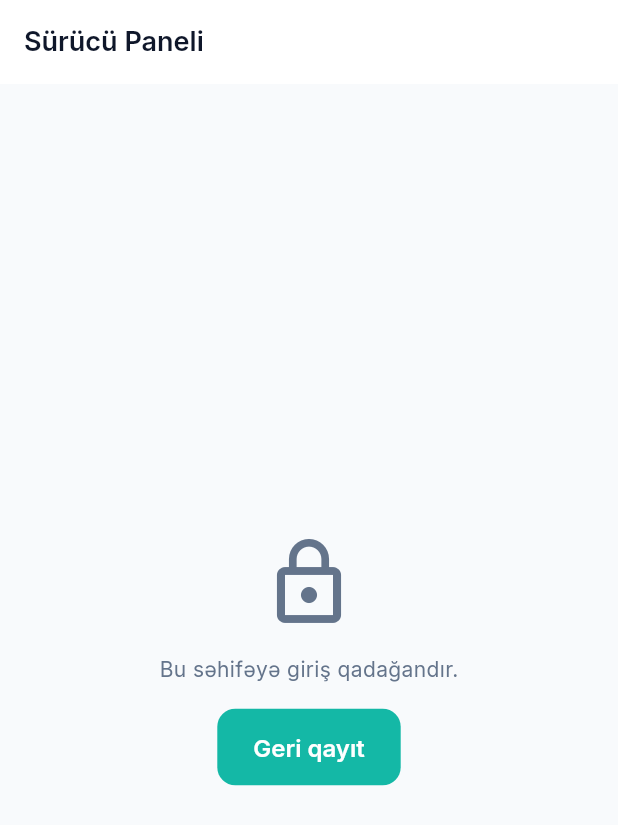
After one commit to JosephIsrafilov/yolustu, a Flutter app: the DriverPanelScreen screen opened by its route, on a phone screen of 412 x 824 dp. The commit adds this screen. Shown: the top 825 px of the screen. Run offline on Flutter 3.47's test engine with Material 3 defaults, Android fonts, the phone set to English and light mode, and no system bars; our stand-ins replace dio, flutter_riverpod, flutter_secure_storage, go_router, google_fonts, google_maps_flutter; accounts and stored records are empty.

Commit message:
feat(mobile): polish driver mode experience
- add verified-driver mode entry and central driver panel
- gate driver actions by verification status
- connect driver dashboard to create ride, requests, rides, chats and active ride flows
- improve mobile route, map and tracking UX for driver workflows
- validate mobile viewport behavior with Flutter web and smoke coverage

```diff
--- a/mobile/yolmates_app/lib/core/routes.dart
+++ b/mobile/yolmates_app/lib/core/routes.dart
@@ -21,6 +21,7 @@ import '../features/driver/create_ride_screen.dart';
 import '../features/driver/my_rides_screen.dart';
 import '../features/driver/passenger_requests_screen.dart';
 import '../features/driver/active_ride_screen.dart';
+import '../features/driver/driver_panel_screen.dart';
 import '../features/home/home_screen.dart';
 import '../features/notifications/notifications_screen.dart';
 import '../features/profile/profile_screen.dart';
@@ -67,6 +68,7 @@ class AppRoutes {
   static const wallet = '/wallet';
 
   // Driver
+  static const driverPanel = '/driver/panel';
   static const driverOnboarding = '/driver';
   static const addVehicle = '/driver/vehicle';
   static const driverVerification = '/driver/verification';
@@ -275,6 +277,10 @@ final routerProvider = Provider<GoRouter>((ref) {
 
       // Driver
       GoRoute(
+        path: AppRoutes.driverPanel,
+        builder: (_, __) => const DriverPanelScreen(),
+      ),
+      GoRoute(
         path: AppRoutes.driverOnboarding,
         builder: (_, __) => const DriverOnboardingScreen(),
       ),
--- /dev/null
+++ b/mobile/yolmates_app/lib/features/driver/driver_panel_screen.dart
@@ -0,0 +1,298 @@
+import 'package:flutter/material.dart';
+import 'package:flutter_riverpod/flutter_riverpod.dart';
+import 'package:go_router/go_router.dart';
+
+import '../../core/constants.dart';
+import '../../core/routes.dart';
+import '../../core/theme.dart';
+import '../auth/state/auth_controller.dart';
+
+class DriverPanelScreen extends ConsumerWidget {
+  const DriverPanelScreen({super.key});
+
+  @override
+  Widget build(BuildContext context, WidgetRef ref) {
+    final user = ref.watch(authControllerProvider).user;
+
+    // Safety fallback (should be guarded by routes.dart anyway)
+    if (user?.verificationStatus != 'approved') {
+      return Scaffold(
+        appBar: AppBar(title: const Text('Sürücü Paneli')),
+        body: Center(
+          child: Column(
+            mainAxisAlignment: MainAxisAlignment.center,
+            children: [
+              const Icon(Icons.lock_outline, size: 64, color: AppTheme.slate500),
+              const SizedBox(height: 16),
+              const Text('Bu səhifəyə giriş qadağandır.'),
+              const SizedBox(height: 16),
+              ElevatedButton(
+                onPressed: () => context.pop(),
+                child: const Text('Geri qayıt'),
+              ),
+            ],
+          ),
+        ),
+      );
+    }
+
+    final name = (user?.fullName.trim().isNotEmpty ?? false)
+        ? user!.fullName
+        : 'Sürücü';
+
+    return Scaffold(
+      appBar: AppBar(
+        title: const Text('Sürücü Paneli'),
+        backgroundColor: Colors.white,
+        foregroundColor: AppTheme.navy,
+        elevation: 0,
+      ),
+      backgroundColor: AppTheme.slate50,
+      body: SingleChildScrollView(
+        padding: const EdgeInsets.all(AppConstants.spacing16),
+        child: Column(
+          crossAxisAlignment: CrossAxisAlignment.start,
+          children: [
+            // Welcome Card
+            Container(
+              padding: const EdgeInsets.all(AppConstants.spacing24),
+              decoration: BoxDecoration(
+                color: AppTheme.navy,
+                borderRadius: BorderRadius.circular(20),
+              ),
+              child: Row(
+                children: [
+                  CircleAvatar(
+                    radius: 28,
+                    backgroundColor: AppTheme.teal.withValues(alpha: 0.25),
+                    child: Text(
+                      user?.initials ?? '?',
+                      style: const TextStyle(
+                        color: Colors.white,
+                        fontWeight: FontWeight.bold,
+                        fontSize: 20,
+                      ),
+                    ),
+                  ),
+                  const SizedBox(width: 16),
+                  Expanded(
+                    child: Column(
+                      crossAxisAlignment: CrossAxisAlignment.start,
+                      children: [
+                        Text(
+                          'Salam, $name',
+                          style: const TextStyle(
+                            color: Colors.white,
+                            fontSize: 20,
+                            fontWeight: FontWeight.bold,
+                          ),
+                        ),
+                        const SizedBox(height: 4),
+                        const Text(
+                          'Təsdiqlənmiş sürücü',
+                          style: TextStyle(
+                            color: AppTheme.tealLight,
+                            fontSize: 14,
+                            fontWeight: FontWeight.w500,
+                          ),
+                        ),
+                      ],
+                    ),
+                  ),
+                ],
+              ),
+            ),
+            const SizedBox(height: 24),
+
+            // Stats / Earnings placeholder
+            Row(
+              children: [
+                Expanded(
+                  child: _StatCard(
+                    title: 'Bugünkü gəlir',
+                    value: '0.00 AZN',
+                    icon: Icons.account_balance_wallet_outlined,
+                    color: AppTheme.teal,
+                  ),
+                ),
+                const SizedBox(width: 16),
+                Expanded(
+                  child: _StatCard(
+                    title: 'Aktiv sorğular',
+                    value: '0',
+                    icon: Icons.group_add_outlined,
+                    color: Colors.orange,
+                  ),
+                ),
+              ],
+            ),
+            const SizedBox(height: 32),
+
+            const Text(
+              'Sürətli əməliyyatlar',
+              style: TextStyle(
+                fontSize: 18,
+                fontWeight: FontWeight.bold,
+                color: AppTheme.navy,
+              ),
+            ),
+            const SizedBox(height: 16),
+
+            // Grid Actions
+            GridView.count(
+              crossAxisCount: 2,
+              shrinkWrap: true,
+              physics: const NeverScrollableScrollPhysics(),
+              mainAxisSpacing: 16,
+              crossAxisSpacing: 16,
+              childAspectRatio: 1.1,
+              children: [
+                _ActionCard(
+                  title: 'Gediş yarat',
+                  icon: Icons.add_circle_outline,
+                  color: AppTheme.navy,
+                  onTap: () => context.push(AppRoutes.createRide),
+                ),
+                _ActionCard(
+                  title: 'Gedişlərim',
+                  icon: Icons.format_list_bulleted_outlined,
+                  color: AppTheme.navy,
+                  onTap: () => context.push(AppRoutes.myRides),
+                ),
+                _ActionCard(
+                  title: 'Rezerv sorğuları',
+                  icon: Icons.how_to_reg_outlined,
+                  color: AppTheme.navy,
+                  onTap: () => context.push(AppRoutes.passengerRequests),
+                ),
+                _ActionCard(
+                  title: 'Aktiv gediş',
+                  icon: Icons.directions_car_outlined,
+                  color: AppTheme.tealDark,
+                  // Tapping Active Ride redirects to My Rides for now,
+                  // since a specific ID is required to open Active Ride screen.
+                  onTap: () => context.push(AppRoutes.myRides),
+                ),
+                _ActionCard(
+                  title: 'Mesajlar',
+                  icon: Icons.chat_bubble_outline,
+                  color: AppTheme.slate500,
+                  onTap: () => context.push(AppRoutes.messages),
+                ),
+                _ActionCard(
+                  title: 'Reytinqlər',
+                  icon: Icons.star_outline,
+                  color: AppTheme.slate500,
+                  onTap: () => context.push(AppRoutes.reviews),
+                ),
+              ],
+            ),
+          ],
+        ),
+      ),
+    );
+  }
+}
+
+class _StatCard extends StatelessWidget {
+  final String title;
+  final String value;
+  final IconData icon;
+  final Color color;
+
+  const _StatCard({
+    required this.title,
+    required this.value,
+    required this.icon,
+    required this.color,
+  });
+
+  @override
+  Widget build(BuildContext context) {
+    return Container(
+      padding: const EdgeInsets.all(16),
+      decoration: BoxDecoration(
+        color: Colors.white,
+        borderRadius: BorderRadius.circular(16),
+        border: Border.all(color: AppTheme.slate200),
+      ),
+      child: Column(
+        crossAxisAlignment: CrossAxisAlignment.start,
+        children: [
+          Icon(icon, color: color, size: 28),
+          const SizedBox(height: 12),
+          Text(
+            value,
+            style: const TextStyle(
+              fontSize: 24,
+              fontWeight: FontWeight.bold,
+              color: AppTheme.navy,
+            ),
+          ),
+          const SizedBox(height: 4),
+          Text(
+            title,
+            style: TextStyle(
+              fontSize: 13,
+              color: AppTheme.slate500,
+              fontWeight: FontWeight.w500,
+            ),
+          ),
+        ],
+      ),
+    );
+  }
+}
+
+class _ActionCard extends StatelessWidget {
+  final String title;
+  final IconData icon;
+  final Color color;
+  final VoidCallback onTap;
+
+  const _ActionCard({
+    required this.title,
+    required this.icon,
+    required this.color,
+    required this.onTap,
+  });
+
+  @override
+  Widget build(BuildContext context) {
+    return InkWell(
+      onTap: onTap,
+      borderRadius: BorderRadius.circular(16),
+      child: Container(
+        decoration: BoxDecoration(
+          color: Colors.white,
+          borderRadius: BorderRadius.circular(16),
+          border: Border.all(color: AppTheme.slate200),
+        ),
+        padding: const EdgeInsets.all(16),
+        child: Column(
+          mainAxisAlignment: MainAxisAlignment.center,
+          children: [
+            Container(
+              padding: const EdgeInsets.all(12),
+              decoration: BoxDecoration(
+                color: color.withValues(alpha: 0.1),
+                shape: BoxShape.circle,
+              ),
+              child: Icon(icon, color: color, size: 28),
+            ),
+            const SizedBox(height: 12),
+            Text(
+              title,
+              textAlign: TextAlign.center,
+              style: const TextStyle(
+                fontSize: 14,
+                fontWeight: FontWeight.w600,
+                color: AppTheme.navy,
+              ),
+            ),
+          ],
+        ),
+      ),
+    );
+  }
+}
--- a/mobile/yolmates_app/lib/features/home/home_screen.dart
+++ b/mobile/yolmates_app/lib/features/home/home_screen.dart
@@ -27,7 +27,7 @@ class _HomeScreenState extends ConsumerState<HomeScreen> {
 
     if (userStatus == 'approved') {
       btnLabel = 'Sürücü Paneli';
-      btnAction = () => context.push(AppRoutes.myRides);
+      btnAction = () => context.push(AppRoutes.driverPanel);
       btnIcon = Icons.dashboard_outlined;
     } else if (userStatus == 'pending') {
       btnLabel = 'Sənədlər yoxlanılır';
```
Also changed, not shown: commit_msg.txt (added, +7 -0 lines), mobile/yolmates_app/lib/features/profile/profile_screen.dart (+1 -6 lines).
